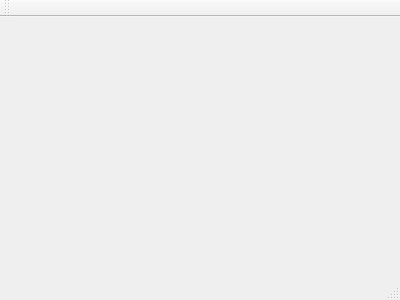
This is Ui/mainwindow.ui in NazariyJaworskiGitHub/WoundAnalyzer as Qt 5 draws it before an edit. The edited form follows.
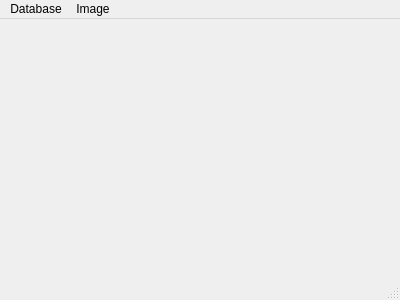
This is the edited form.

Commit message: OpenCV image reading

Diff of the .ui file:
```diff
--- a/Ui/mainwindow.ui
+++ b/Ui/mainwindow.ui
@@ -13,7 +13,17 @@
   <property name="windowTitle">
    <string>WoundAnalyzer</string>
   </property>
-  <widget class="QWidget" name="centralWidget"/>
+  <widget class="QWidget" name="centralWidget">
+   <layout class="QHBoxLayout" name="horizontalLayout">
+    <item>
+     <widget class="QLabel" name="label">
+      <property name="text">
+       <string/>
+      </property>
+     </widget>
+    </item>
+   </layout>
+  </widget>
   <widget class="QMenuBar" name="menuBar">
    <property name="geometry">
     <rect>
@@ -23,14 +33,19 @@
      <height>21</height>
     </rect>
    </property>
-  </widget>
-  <widget class="QToolBar" name="mainToolBar">
-   <attribute name="toolBarArea">
-    <enum>TopToolBarArea</enum>
-   </attribute>
-   <attribute name="toolBarBreak">
-    <bool>false</bool>
-   </attribute>
+   <widget class="QMenu" name="menuDatabase">
+    <property name="title">
+     <string>Database</string>
+    </property>
+   </widget>
+   <widget class="QMenu" name="menuImage">
+    <property name="title">
+     <string>Image</string>
+    </property>
+    <addaction name="actionOpen"/>
+   </widget>
+   <addaction name="menuDatabase"/>
+   <addaction name="menuImage"/>
   </widget>
   <widget class="QStatusBar" name="statusBar"/>
  </widget>
```
Left out of the diff: 5 changed lines with no effect on the pictures. The commit also changes 8 other files.
